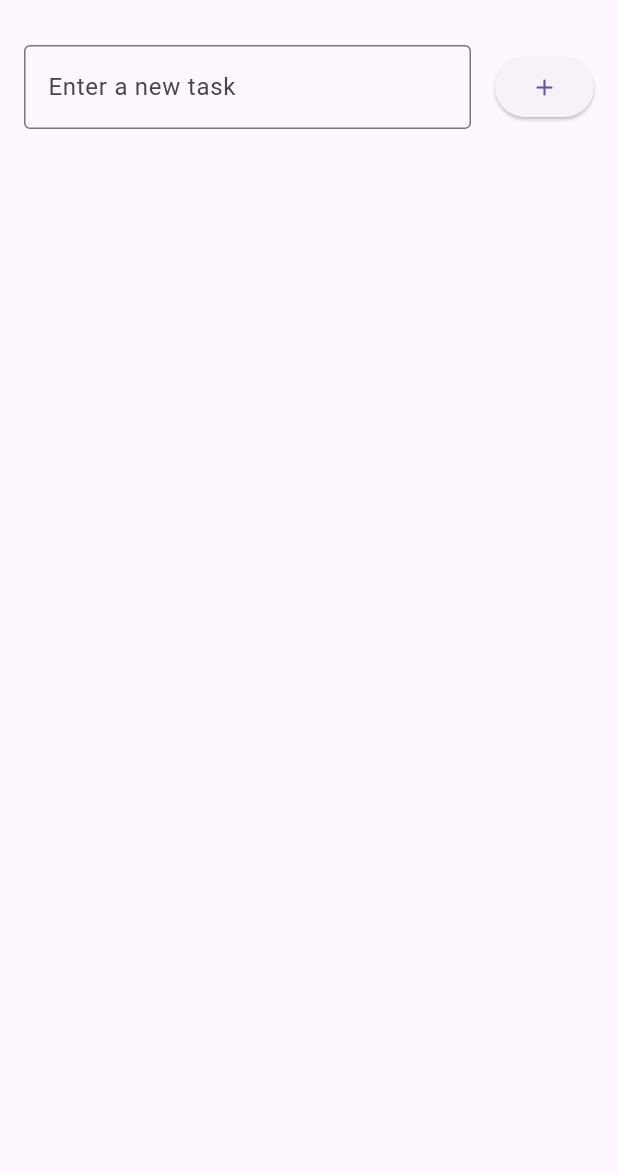
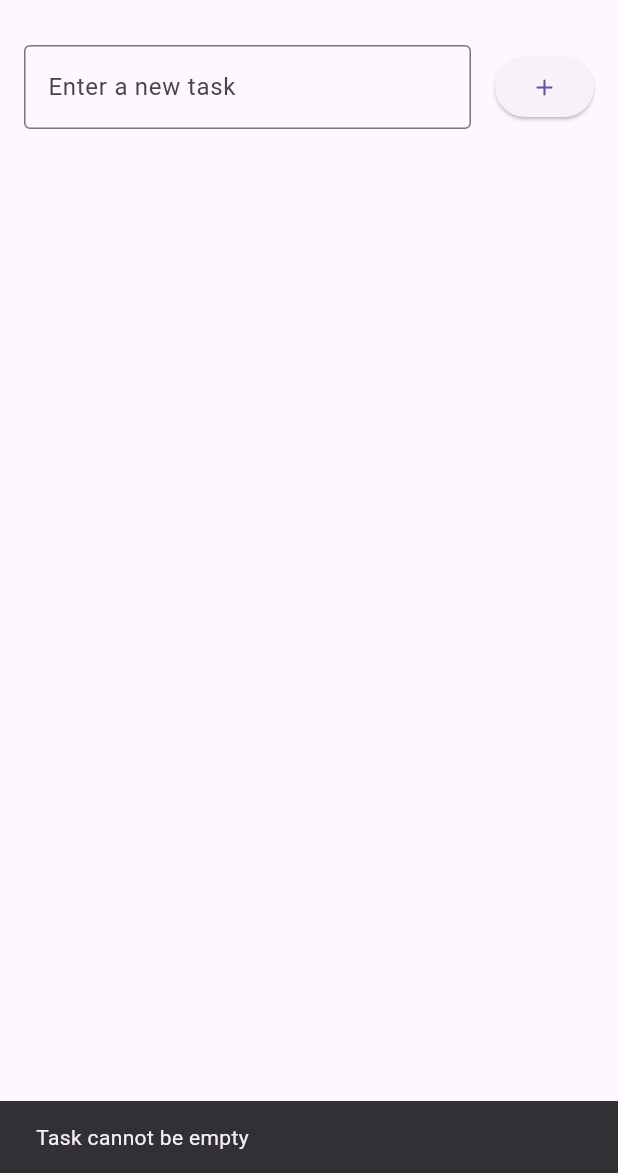
Before and after one commit to msultan001/mobile, a Flutter app: the screen it shows after launch, after a tap on the "add" icon, on a phone screen of 412 x 824 dp, the part 63-1236 px from its top. Run offline on Flutter 3.47's test engine with Material 3 defaults, Android fonts, the phone set to English and light mode, and no system bars.

Commit message:
flutter to-do task validation
- lib: Add task validation in main.dart
- lib: Add Task model with validation
- lib: Add error handling UI components
- lib: Add state management for validation
- lib: Add task length validation
- lib: Add duplicate task prevention
- lib: Add whitespace trimming
- lib: Add UI feedback for validation errors

```diff
--- a/lib/main.dart
+++ b/lib/main.dart
@@ -4,7 +4,16 @@ class Task {
   final String title;
   bool isCompleted;
 
-  Task({required this.title, this.isCompleted = false});
+  Task({required this.title, this.isCompleted = false}) : assert(title.isNotEmpty, 'Task title cannot be empty');
+
+  @override
+  bool operator ==(Object other) {
+    if (identical(this, other)) return true;
+    return other is Task && other.title == title;
+  }
+
+  @override
+  int get hashCode => title.hashCode;
 }
 
 void main() {
@@ -38,14 +47,36 @@ class TodoList extends StatefulWidget {
 class _TodoListState extends State<TodoList> {
   final List<Task> _tasks = [];
   final TextEditingController _controller = TextEditingController();
+  bool _showError = false;
 
   void _addTask() {
-    if (_controller.text.isNotEmpty) {
-      setState(() {
-        _tasks.add(Task(title: _controller.text));
-        _controller.clear();
-      });
+    final newTask = _controller.text.trim();
+
+    if (newTask.isEmpty) {
+      ScaffoldMessenger.of(context).showSnackBar(
+        const SnackBar(content: Text('Task cannot be empty')),
+      );
+      return;
     }
+
+    if (newTask.length > 100) {
+      ScaffoldMessenger.of(context).showSnackBar(
+        const SnackBar(content: Text('Task must be less than 100 characters')),
+      );
+      return;
+    }
+
+    if (_tasks.any((task) => task.title.toLowerCase() == newTask.toLowerCase())) {
+      ScaffoldMessenger.of(context).showSnackBar(
+        const SnackBar(content: Text('Task already exists')),
+      );
+      return;
+    }
+
+    setState(() {
+      _tasks.add(Task(title: newTask));
+      _controller.clear();
+    });
   }
 
   void _toggleTask(int index) {
@@ -77,10 +108,18 @@ class _TodoListState extends State<TodoList> {
                 Expanded(
                   child: TextField(
                     controller: _controller,
-                    decoration: const InputDecoration(
+                    decoration: InputDecoration(
                       hintText: 'Enter a new task',
                       border: OutlineInputBorder(),
+                      errorText: _controller.text.isEmpty && _showError
+                          ? 'Task cannot be empty'
+                          : null,
                     ),
+                    onChanged: (value) {
+                      setState(() {
+                        _showError = false;
+                      });
+                    },
                   ),
                 ),
                 const SizedBox(width: 16),
```
